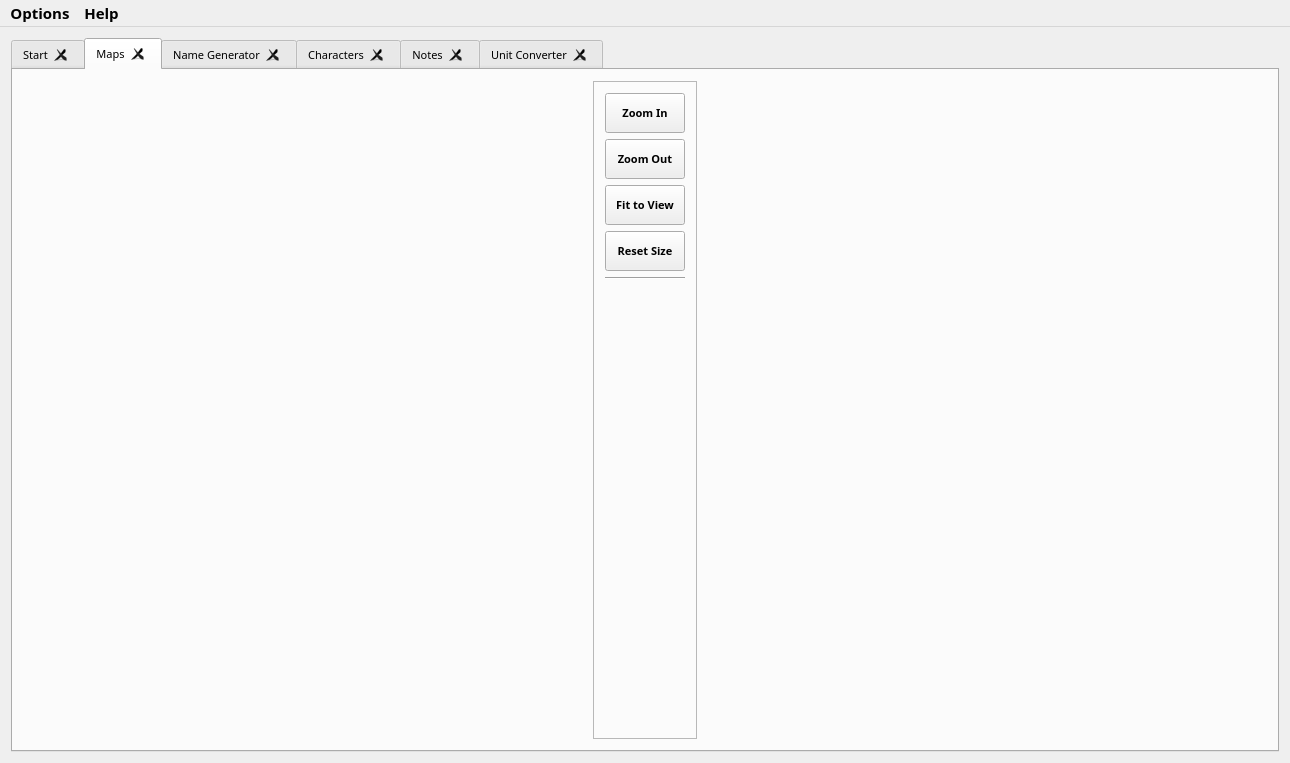
The window that mainwindow.ui (PhilInTheGaps/GM-Companion) describes before a commit, drawn with Qt 5.
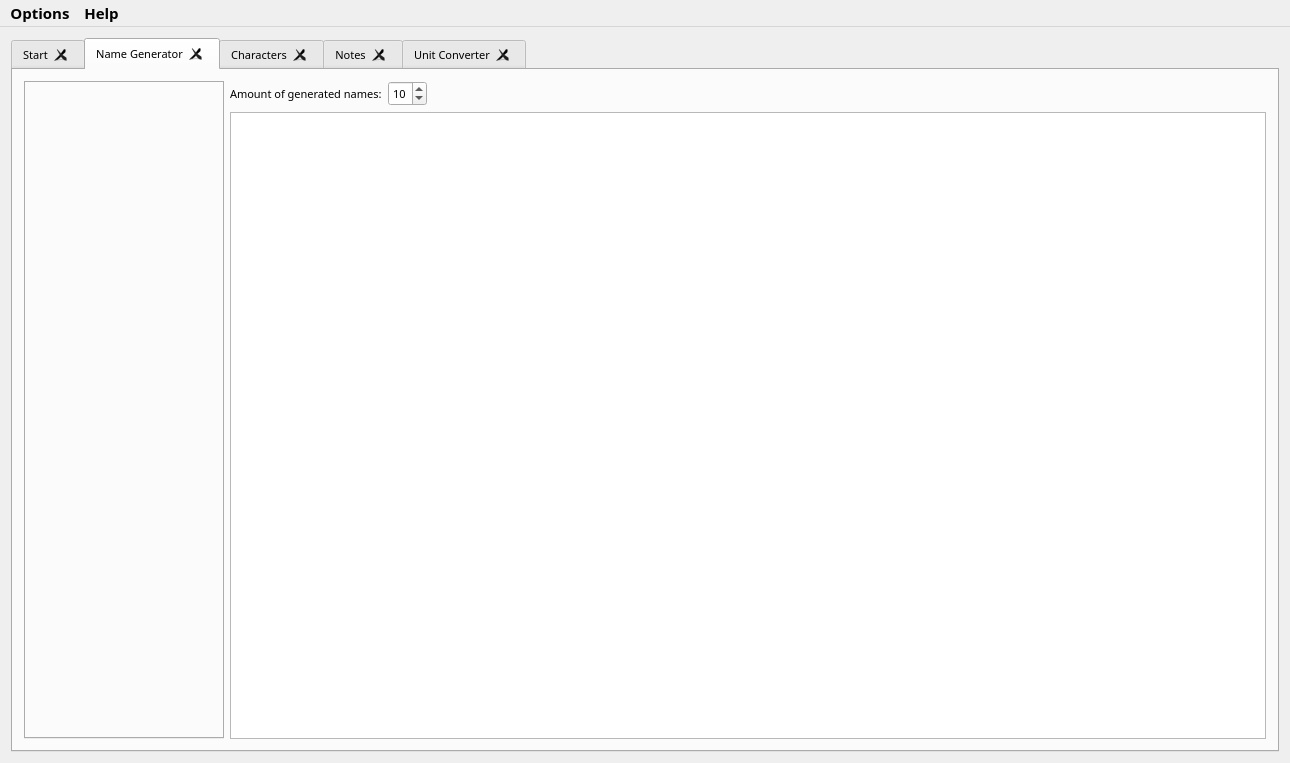
The same window after the commit. The open tabs and pages were chosen to show the change. Icons and pictures are not drawn.

What changed in the file:
```diff
--- a/mainwindow.ui
+++ b/mainwindow.ui
@@ -245,130 +245,6 @@
         </item>
        </layout>
       </widget>
-      <widget class="QWidget" name="tabMaps">
-       <attribute name="title">
-        <string>Maps</string>
-       </attribute>
-       <layout class="QHBoxLayout" name="horizontalLayout_9">
-        <item>
-         <widget class="QFrame" name="mapsControlFrame">
-          <property name="sizePolicy">
-           <sizepolicy hsizetype="Maximum" vsizetype="Expanding">
-            <horstretch>0</horstretch>
-            <verstretch>0</verstretch>
-           </sizepolicy>
-          </property>
-          <property name="frameShape">
-           <enum>QFrame::StyledPanel</enum>
-          </property>
-          <property name="frameShadow">
-           <enum>QFrame::Raised</enum>
-          </property>
-          <layout class="QVBoxLayout" name="verticalLayout_4">
-           <item>
-            <widget class="QPushButton" name="mapsZoomInButton">
-             <property name="minimumSize">
-              <size>
-               <width>50</width>
-               <height>40</height>
-              </size>
-             </property>
-             <property name="font">
-              <font>
-               <weight>75</weight>
-               <bold>true</bold>
-              </font>
-             </property>
-             <property name="text">
-              <string>Zoom In</string>
-             </property>
-            </widget>
-           </item>
-           <item>
-            <widget class="QPushButton" name="mapsZoomOutButton">
-             <property name="minimumSize">
-              <size>
-               <width>50</width>
-               <height>40</height>
-              </size>
-             </property>
-             <property name="font">
-              <font>
-               <weight>75</weight>
-               <bold>true</bold>
-              </font>
-             </property>
-             <property name="text">
-              <string>Zoom Out</string>
-             </property>
-            </widget>
-           </item>
-           <item>
-            <widget class="QPushButton" name="mapsFitToViewButton">
-             <property name="minimumSize">
-              <size>
-               <width>50</width>
-               <height>40</height>
-              </size>
-             </property>
-             <property name="font">
-              <font>
-               <weight>75</weight>
-               <bold>true</bold>
-              </font>
-             </property>
-             <property name="text">
-              <string>Fit to View</string>
-             </property>
-            </widget>
-           </item>
-           <item>
-            <widget class="QPushButton" name="mapsResetSizeButton">
-             <property name="minimumSize">
-              <size>
-               <width>50</width>
-               <height>40</height>
-              </size>
-             </property>
-             <property name="font">
-              <font>
-               <weight>75</weight>
-               <bold>true</bold>
-              </font>
-             </property>
-             <property name="text">
-              <string>Reset Size</string>
-             </property>
-            </widget>
-           </item>
-           <item>
-            <widget class="Line" name="line_5">
-             <property name="orientation">
-              <enum>Qt::Horizontal</enum>
-             </property>
-            </widget>
-           </item>
-           <item>
-            <spacer name="verticalSpacer">
-             <property name="orientation">
-              <enum>Qt::Vertical</enum>
-             </property>
-             <property name="sizeHint" stdset="0">
-              <size>
-               <width>20</width>
-               <height>40</height>
-              </size>
-             </property>
-            </spacer>
-           </item>
-          </layout>
-         </widget>
-        </item>
-        <item>
-         <layout class="QVBoxLayout" name="mapsVBox"/>
-        </item>
-       </layout>
-      </widget>
       <widget class="QWidget" name="tabNames">
        <attribute name="title">
         <string>Name Generator</string>
```
Left out of the diff: 2 changed lines with no effect on the pictures.
